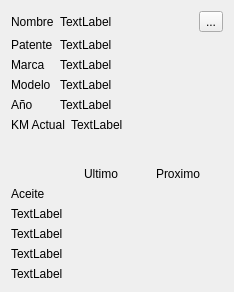
Old version of the form mksCarCheckList/wdgtvehicle.ui in the repository diegowald/mksCarCheckList.
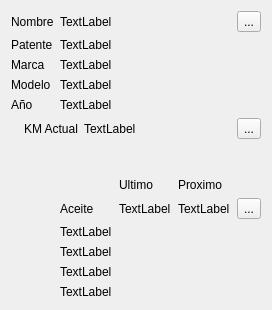
New version of the form. Icons and pictures are not drawn.

What changed in the file:
```diff
--- a/mksCarCheckList/wdgtvehicle.ui
+++ b/mksCarCheckList/wdgtvehicle.ui
@@ -6,13 +6,19 @@
    <rect>
     <x>0</x>
     <y>0</y>
-    <width>234</width>
-    <height>292</height>
+    <width>272</width>
+    <height>310</height>
    </rect>
   </property>
   <property name="windowTitle">
    <string>Form</string>
   </property>
+  <property name="autoFillBackground">
+   <bool>true</bool>
+  </property>
+  <property name="styleSheet">
+   <string notr="true"/>
+  </property>
   <layout class="QVBoxLayout" name="verticalLayout">
    <item>
     <layout class="QFormLayout" name="formLayout">
@@ -102,67 +108,138 @@
    <item>
     <layout class="QFormLayout" name="formLayout_2">
      <item row="0" column="0">
-      <widget class="QLabel" name="label_15">
-       <property name="text">
-        <string>KM Actual</string>
-       </property>
-      </widget>
+      <layout class="QHBoxLayout" name="horizontalLayout_2">
+       <item>
+        <widget class="QLabel" name="label_4">
+         <property name="maximumSize">
+          <size>
+           <width>24</width>
+           <height>24</height>
+          </size>
+         </property>
+         <property name="text">
+          <string/>
+         </property>
+         <property name="pixmap">
+          <pixmap resource="resources.qrc">:/img/kms</pixmap>
+         </property>
+         <property name="scaledContents">
+          <bool>true</bool>
+         </property>
+        </widget>
+       </item>
+       <item>
+        <widget class="QLabel" name="label_15">
+         <property name="text">
+          <string>KM Actual</string>
+         </property>
+        </widget>
+       </item>
+      </layout>
      </item>
      <item row="0" column="1">
-      <widget class="QLabel" name="label_16">
-       <property name="text">
-        <string>TextLabel</string>
-       </property>
-      </widget>
+      <layout class="QHBoxLayout" name="horizontalLayout_3">
+       <item>
+        <widget class="QLabel" name="lblCurrentKms">
+         <property name="text">
+          <string>TextLabel</string>
+         </property>
+        </widget>
+       </item>
+       <item>
+        <widget class="QToolButton" name="btnUpdateKms">
+         <property name="text">
+          <string>...</string>
+         </property>
+        </widget>
+       </item>
+      </layout>
      </item>
     </layout>
    </item>
    <item>
     <layout class="QGridLayout" name="gridLayout">
-     <item row="0" column="1">
+     <item row="1" column="1">
+      <widget class="QLabel" name="label_10">
+       <property name="text">
+        <string>Aceite</string>
+       </property>
+      </widget>
+     </item>
+     <item row="1" column="0">
+      <widget class="QLabel" name="label_5">
+       <property name="maximumSize">
+        <size>
+         <width>43</width>
+         <height>18</height>
+        </size>
+       </property>
+       <property name="text">
+        <string/>
+       </property>
+       <property name="pixmap">
+        <pixmap resource="resources.qrc">:/img/oil10.png</pixmap>
+       </property>
+      </widget>
+     </item>
+     <item row="1" column="3">
+      <widget class="QLabel" name="lblNextOilChange">
+       <property name="text">
+        <string>TextLabel</string>
+       </property>
+      </widget>
+     </item>
+     <item row="0" column="2">
       <widget class="QLabel" name="label_17">
        <property name="text">
         <string>Ultimo</string>
        </property>
       </widget>
      </item>
-     <item row="0" column="2">
+     <item row="5" column="1">
+      <widget class="QLabel" name="label_14">
+       <property name="text">
+        <string>TextLabel</string>
+       </property>
+      </widget>
+     </item>
+     <item row="4" column="1">
+      <widget class="QLabel" name="label_13">
+       <property name="text">
+        <string>TextLabel</string>
+       </property>
+      </widget>
+     </item>
+     <item row="3" column="1">
+      <widget class="QLabel" name="label_12">
+       <property name="text">
+        <string>TextLabel</string>
+       </property>
+      </widget>
+     </item>
+     <item row="2" column="1">
+      <widget class="QLabel" name="label_11">
+       <property name="text">
+        <string>TextLabel</string>
+       </property>
+      </widget>
+     </item>
+     <item row="0" column="3">
       <widget class="QLabel" name="label_18">
        <property name="text">
         <string>Proximo</string>
        </property>
       </widget>
      </item>
-     <item row="1" column="0">
-      <widget class="QLabel" name="label_10">
+     <item row="1" column="4">
+      <widget class="QToolButton" name="btnOilDetails">
        <property name="text">
-        <string>Aceite</string>
+        <string>...</string>
        </property>
       </widget>
      </item>
-     <item row="2" column="0">
-      <widget class="QLabel" name="label_11">
-       <property name="text">
-        <string>TextLabel</string>
-       </property>
-      </widget>
-     </item>
-     <item row="3" column="0">
-      <widget class="QLabel" name="label_12">
-       <property name="text">
-        <string>TextLabel</string>
-       </property>
-      </widget>
-     </item>
-     <item row="4" column="0">
-      <widget class="QLabel" name="label_13">
-       <property name="text">
-        <string>TextLabel</string>
-       </property>
-      </widget>
-     </item>
-     <item row="5" column="0">
-      <widget class="QLabel" name="label_14">
+     <item row="1" column="2">
+      <widget class="QLabel" name="lblLastOilChange">
        <property name="text">
         <string>TextLabel</string>
        </property>
```
Left out of the diff: 4 changed lines with no effect on the pictures.
